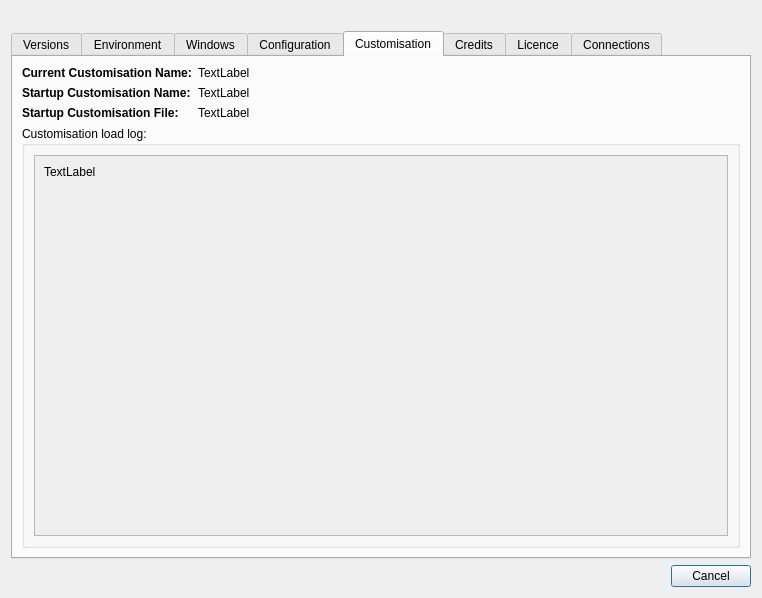
Old version of the form applications/QEGuiApp/src/aboutDialog.ui in the repository andrewrhyder/epicsqt.
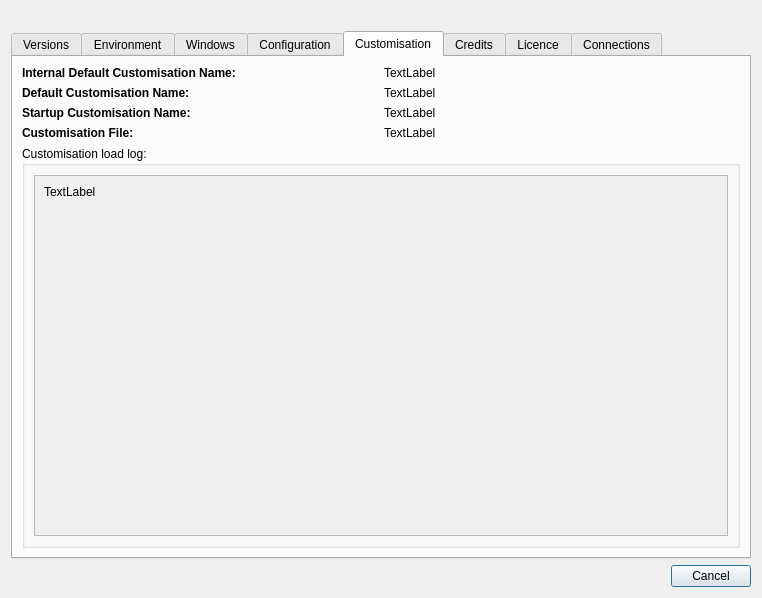
New version of the form. The open tabs and pages were chosen to show the change. Icons and pictures are not drawn.

Commit message: Modify qegui -n parameter to be the customisation set name for those GUIs specified on the command line (the original intention) and add a -d parameter to override the default customisation set name (QEGui_Default) for any GUIs opened where a customisation set name has not been specified.

Patch:
```diff
--- a/applications/QEGuiApp/src/aboutDialog.ui
+++ b/applications/QEGuiApp/src/aboutDialog.ui
@@ -374,7 +374,7 @@
       </attribute>
       <layout class="QGridLayout" name="gridLayout_3" columnstretch="0">
        <item row="3" column="0">
-        <layout class="QGridLayout" name="gridLayout_6" columnstretch="0,1">
+        <layout class="QGridLayout" name="gridLayout_6" columnstretch="0,0">
          <item row="0" column="1">
           <widget class="QLabel" name="currentCustomisationLabel">
            <property name="text">
@@ -394,7 +394,7 @@
             </font>
            </property>
            <property name="text">
-            <string>Current Customisation Name:</string>
+            <string>Internal Default Customisation Name:</string>
            </property>
           </widget>
          </item>
@@ -407,7 +407,7 @@
             </font>
            </property>
            <property name="text">
-            <string>Startup Customisation Name:</string>
+            <string>Default Customisation Name:</string>
            </property>
           </widget>
          </item>
@@ -421,7 +421,7 @@
            </property>
           </widget>
          </item>
-         <item row="2" column="0">
+         <item row="3" column="0">
           <widget class="QLabel" name="label_12">
            <property name="font">
             <font>
@@ -430,11 +430,11 @@
             </font>
            </property>
            <property name="text">
-            <string>Startup Customisation File:</string>
+            <string>Customisation File:</string>
            </property>
           </widget>
          </item>
-         <item row="2" column="1">
+         <item row="3" column="1">
           <widget class="QLabel" name="defaultWindowCustomisationFileLabel">
            <property name="text">
             <string>TextLabel</string>
@@ -444,6 +444,29 @@
            </property>
           </widget>
          </item>
+         <item row="2" column="0">
+          <widget class="QLabel" name="label_15">
+           <property name="font">
+            <font>
+             <weight>75</weight>
+             <bold>true</bold>
+            </font>
+           </property>
+           <property name="text">
+            <string>Startup Customisation Name:</string>
+           </property>
+          </widget>
+         </item>
+         <item row="2" column="1">
+          <widget class="QLabel" name="startupWindowCustomisationNameLabel">
+           <property name="text">
+            <string>TextLabel</string>
+           </property>
+           <property name="textInteractionFlags">
+            <set>Qt::LinksAccessibleByMouse|Qt::TextSelectableByKeyboard|Qt::TextSelectableByMouse</set>
+           </property>
+          </widget>
+         </item>
         </layout>
        </item>
        <item row="4" column="0">
@@ -462,8 +485,8 @@
               <rect>
                <x>0</x>
                <y>0</y>
-               <width>72</width>
-               <height>69</height>
+               <width>718</width>
+               <height>335</height>
               </rect>
              </property>
              <layout class="QVBoxLayout" name="verticalLayout_6">
```
Left out of the diff: 2 changed lines with no effect on the pictures. The commit also changes 8 other files.
